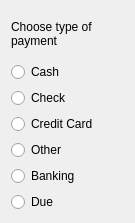
Before: the Qt Designer form plugins/accountreceiptsplugin/ChoiceDialog.ui in FreeHealth/freehealth, drawn with Qt 5.
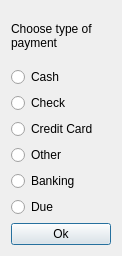
After: the same form once the commit is applied.

What changed in the file:
```diff
--- a/plugins/accountreceiptsplugin/ChoiceDialog.ui
+++ b/plugins/accountreceiptsplugin/ChoiceDialog.ui
@@ -6,8 +6,8 @@
    <rect>
     <x>0</x>
     <y>0</y>
-    <width>135</width>
-    <height>223</height>
+    <width>122</width>
+    <height>256</height>
    </rect>
   </property>
   <property name="windowTitle">
@@ -73,6 +73,16 @@
        </item>
       </layout>
      </item>
+     <item row="2" column="0">
+      <widget class="QPushButton" name="okButton">
+       <property name="text">
+        <string>Ok</string>
+       </property>
+       <property name="default">
+        <bool>true</bool>
+       </property>
+      </widget>
+     </item>
     </layout>
    </item>
   </layout>
```
